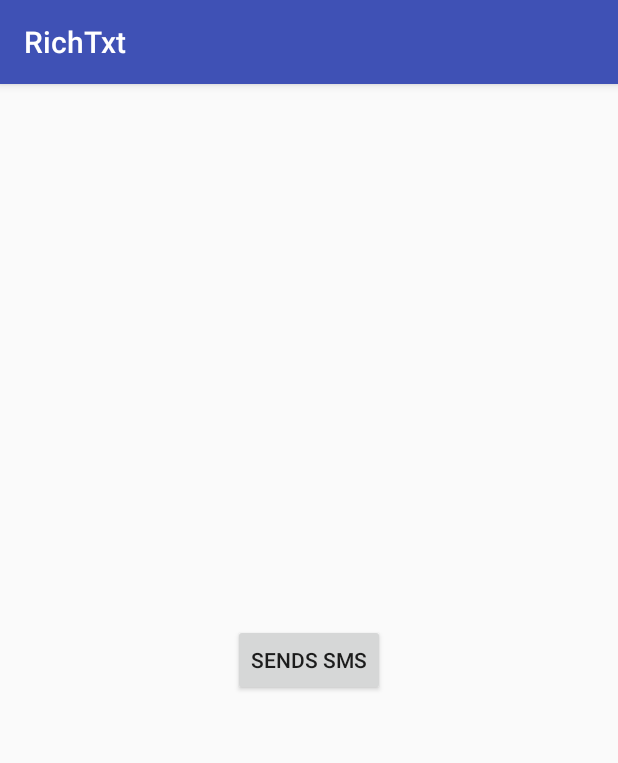
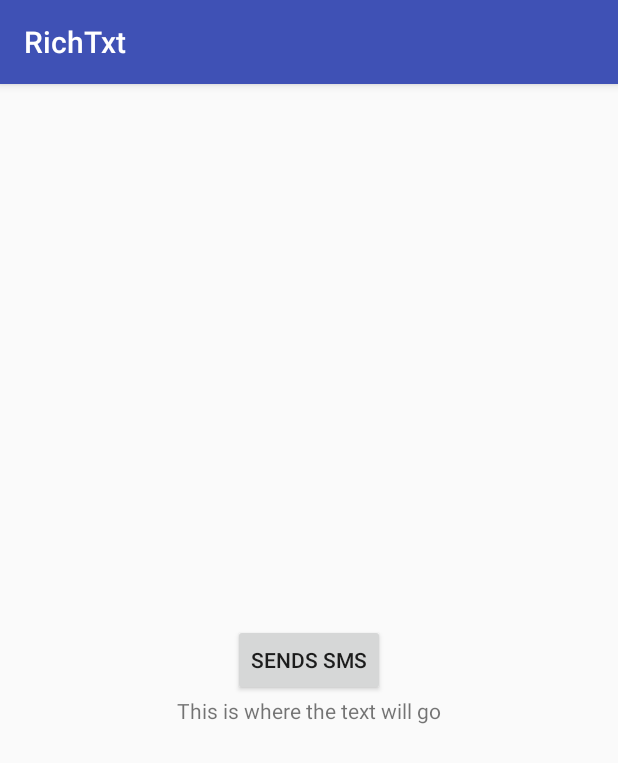
Before and after one commit to joep56/RichTxt, an Android app: the screen it shows after launch (MainActivity), on a phone screen of 412 x 824 dp. Shown: the top 763 px of the screen. Run offline under Robolectric (Android 15) with nearby library versions, the phone set to English and light mode, and no system bars.

Commit message:
Added text view

```diff
--- a/app/src/main/java/com/notadomain/jj/richtxt/presentation/activities/MainActivity.java
+++ b/app/src/main/java/com/notadomain/jj/richtxt/presentation/activities/MainActivity.java
@@ -40,9 +40,6 @@ public class MainActivity extends AppCompatActivity {
                         new String[]{Manifest.permission.SEND_SMS},
                         5);
 
-                // MY_PERMISSIONS_REQUEST_READ_CONTACTS is an
-                // app-defined int constant. The callback method gets the
-                // result of the request.
             }
         }
         sendBtnSetUp();
--- a/app/src/main/res/layout/activity_main.xml
+++ b/app/src/main/res/layout/activity_main.xml
@@ -5,7 +5,7 @@
     xmlns:app="http://schemas.android.com/apk/res-auto"
     android:layout_width="match_parent"
     android:layout_height="match_parent"
-    tools:context="com.notadomain.jj.richtxt.MainActivity">
+    tools:context="com.notadomain.jj.richtxt.presentation.activities.MainActivity">
 
     <Button
         android:id="@+id/send_btn"
@@ -14,6 +14,13 @@
         android:layout_centerHorizontal="true"
         android:layout_centerVertical="true"
         android:text="Sends SMS"/>
+    <TextView
+        android:id="@+id/receivedText"
+        android:layout_width="wrap_content"
+        android:layout_height="wrap_content"
+        android:layout_centerHorizontal="true"
+        android:layout_below="@id/send_btn"
+        android:text="This is where the text will go"/>
 
 
 </RelativeLayout>
```
